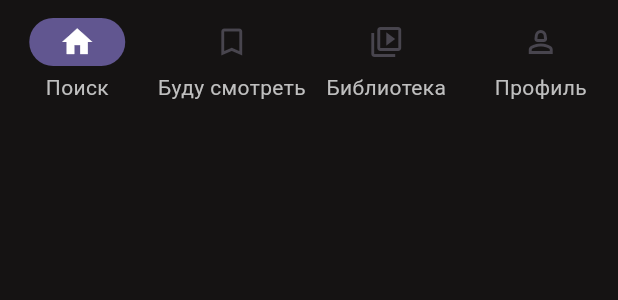
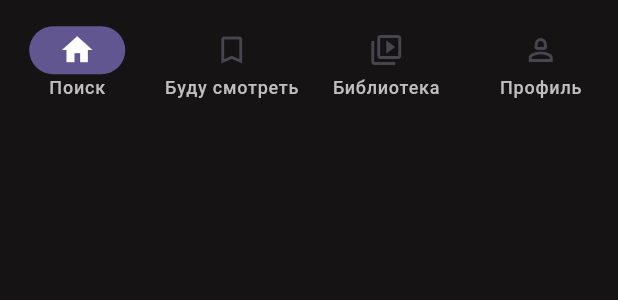
Before and after one commit to VladislavGrom1/MovieSearchAssistant, a Flutter app: the CustomNavigationBar widget shown alone on an empty page, opened directly, on a phone screen of 412 x 824 dp. Shown: the top 300 px of the screen. Run offline on Flutter 3.47's test engine with Material 3 defaults, Android fonts, the phone set to English and light mode, and no system bars; our stand-ins replace built_collection, built_value, dio, flutter_screenutil, get; missing offline and left inert: one_of_serializer, openapi_generator_annotations; statements that could not run were skipped.

Commit message:
Мелкие доработки по шрифту

```diff
--- a/movie_search_assistant/lib/view/screens/themes/custom_text_styles.dart
+++ b/movie_search_assistant/lib/view/screens/themes/custom_text_styles.dart
@@ -51,4 +51,14 @@ class CustomTextStyles {
       color: color ??AppColors.primaryTextGrey,
     );
   }
+
+  static TextStyle m3LabelMedium({Color? color}){
+    return TextStyle(
+      fontSize: 12,
+      height: 12/16,
+      letterSpacing: 0.5,
+      fontWeight: FontWeight.w500,
+      color: color ?? AppColors.primaryTextGrey
+    );
+  }
 }
--- a/movie_search_assistant/lib/view/screens/widgets/custom_navigation_bar.dart
+++ b/movie_search_assistant/lib/view/screens/widgets/custom_navigation_bar.dart
@@ -2,6 +2,7 @@ import 'package:flutter/material.dart';
 import 'package:get/get.dart';
 import 'package:movie_search_assistant/controllers/navigation_controller.dart';
 import 'package:movie_search_assistant/view/screens/themes/colors.dart';
+import 'package:movie_search_assistant/view/screens/themes/custom_text_styles.dart';
 
 class CustomNavigationBar extends StatelessWidget {
   const CustomNavigationBar({super.key});
@@ -14,7 +15,7 @@ class CustomNavigationBar extends StatelessWidget {
           elevation: 10,
           selectedIndex: NavigationController.to.currentIndex.value,
           onDestinationSelected: (index) => NavigationController.to.changeIndex(index),
-          labelTextStyle: WidgetStatePropertyAll(TextStyle(color: AppColors.primaryTextGrey)),
+          labelTextStyle: WidgetStatePropertyAll(CustomTextStyles.m3LabelMedium()),
           destinations: [
             NavigationDestination(
               icon: Icon(Icons.home_outlined),
```
